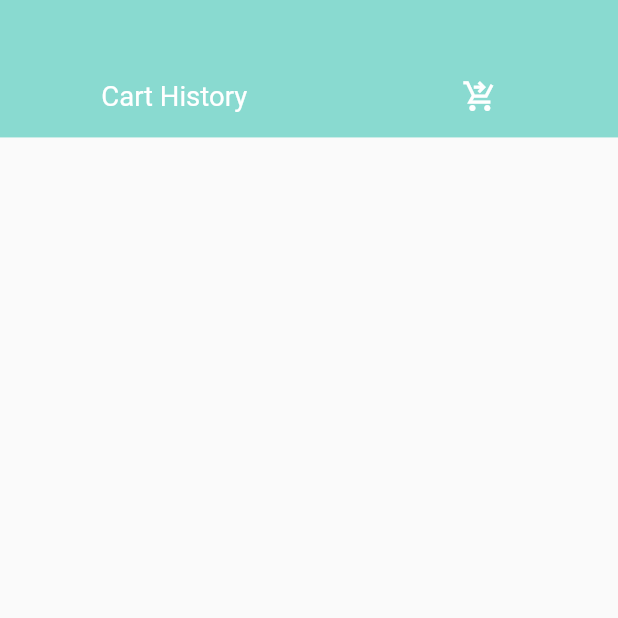
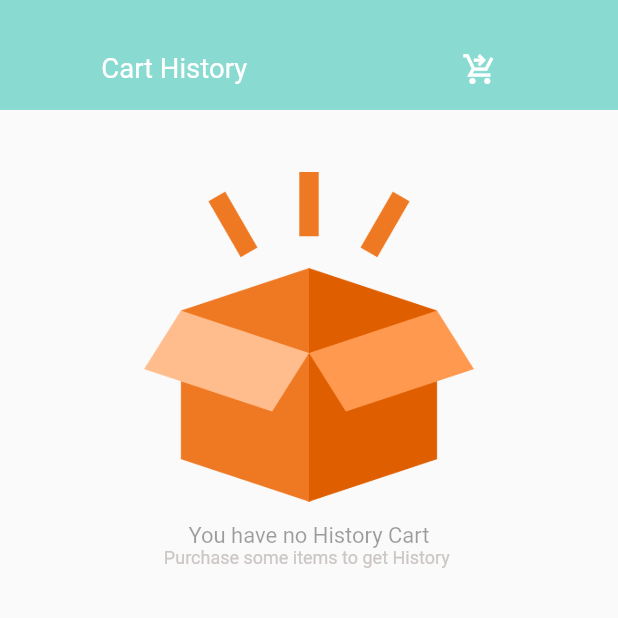
Before and after one commit to NegusNati/food_delivery_app_flutter, a Flutter app: the CartHistory screen opened directly, on a phone screen of 412 x 824 dp, the top half of it. Run offline on Flutter 3.47's test engine with Material 2 defaults, Android fonts, the phone set to English and light mode, and no system bars; our stand-ins replace dots_indicator, get, persistent_bottom_nav_bar, shared_preferences; accounts and stored records are empty; network calls fail.

Commit message:
some bugs fixed

```diff
--- a/lib/coltrollers/cart_controller.dart
+++ b/lib/coltrollers/cart_controller.dart
@@ -46,7 +46,7 @@ class CartController extends GetxController {
         _items.putIfAbsent(product.id!, () {
           //Debug reasons
           _items.forEach((key, value) {
-            print("qunatity is " + value.quantity.toString());
+            print("qunatity is ${value.quantity}");
           });
           return CartModel(
             id: product.id,
--- a/lib/coltrollers/popular_product_controller.dart
+++ b/lib/coltrollers/popular_product_controller.dart
@@ -41,6 +41,7 @@ class PopularProductController extends GetxController {
       update();
     } else {
       print("could ont get products, : from controller");
+      print("response code of " + response.statusCode.toString() );
     }
   }
 
--- a/lib/pages/cart/cart_history.dart
+++ b/lib/pages/cart/cart_history.dart
@@ -3,6 +3,7 @@ import 'dart:convert';
 import 'package:flutter/material.dart';
 import 'package:food_delivery_app/coltrollers/cart_controller.dart';
 import 'package:food_delivery_app/models/cart_model.dart';
+import 'package:food_delivery_app/pages/cart/no_cart.dart';
 import 'package:food_delivery_app/routes/route_helper.dart';
 import 'package:food_delivery_app/utills/colors.dart';
 import 'package:food_delivery_app/utills/dimensions.dart';
@@ -49,6 +50,17 @@ class CartHistory extends StatelessWidget {
     }
 
     var listCounter = 0;
+    Widget timeWidget(int index) {
+      var outputDate = DateTime.now().toString();
+      if (index < getCartHistoryList.length) {
+        DateTime parseDate = DateFormat("yyyy-mm-dd HH:mm:ss")
+            .parse(getCartHistoryList[listCounter].time!);
+        var inputDate = DateTime.parse(parseDate.toString());
+        var outputFormat = DateFormat("MM/dd/yyyy hh:mm a");
+        outputDate = outputFormat.format(inputDate);
+      }
+      return BigText(text: outputDate);
+    }
 
     return Scaffold(
       body: Column(
@@ -56,9 +68,9 @@ class CartHistory extends StatelessWidget {
           Container(
             color: AppColors.mainColor,
             width: double.maxFinite,
-            height: Dimensions.Height20 * 5,
+            height: Dimensions.Height20 * 4,
             padding: EdgeInsets.only(
-                top: Dimensions.Height20 * 2, right: Dimensions.Width5),
+                top: Dimensions.Height20, right: Dimensions.Width5),
             child: Row(
               mainAxisAlignment: MainAxisAlignment.spaceAround,
               children: [
@@ -72,7 +84,9 @@ class CartHistory extends StatelessWidget {
               ],
             ),
           ),
-          Expanded(
+          GetBuilder<CartController>(builder: (cartController) {
+            return cartController.getCartHistoryList().isNotEmpty
+                ? Expanded(
                     child: Container(
                       margin: EdgeInsets.only(
                           top: Dimensions.Height20,
@@ -87,22 +101,13 @@ class CartHistory extends StatelessWidget {
                             for (int i = 0; i < itemsPerOrder.length; i++)
                               Container(
                                 height: Dimensions.Height30 * 4,
-                        margin: EdgeInsets.only(bottom: Dimensions.Height20),
+                                margin: EdgeInsets.only(
+                                    bottom: Dimensions.Height20),
                                 child: Column(
                                   crossAxisAlignment: CrossAxisAlignment.start,
                                   children: [
                                     //imidiatly invoked functions
-                            (() {
-                              DateTime parseDate =
-                                  DateFormat("yyyy-mm-dd HH:mm:ss").parse(
-                                      getCartHistoryList[listCounter].time!);
-                              var inputDate =
-                                  DateTime.parse(parseDate.toString());
-                              var outputFormat =
-                                  DateFormat("MM/dd/yyyy hh:mm a");
-                              var outputDate = outputFormat.format(inputDate);
-                              return BigText(text: outputDate);
-                            }()),
+                                   timeWidget(listCounter),
                                     SizedBox(
                                       height: Dimensions.Height5,
                                     ),
@@ -114,26 +119,29 @@ class CartHistory extends StatelessWidget {
                                           Wrap(
                                             spacing: 5,
                                             direction: Axis.horizontal,
-                                    children: List.generate(itemsPerOrder[i],
-                                        (index) {
+                                            children: List.generate(
+                                                itemsPerOrder[i], (index) {
                                               if (listCounter <
                                                   getCartHistoryList.length) {
                                                 listCounter++;
                                               }
                                               return index <= 2
                                                   ? Container(
-                                              height: Dimensions.Height20 * 4,
-                                              width: Dimensions.Width20 * 4,
+                                                      height:
+                                                          Dimensions.Height20 *
+                                                              4,
+                                                      width:
+                                                          Dimensions.Width20 *
+                                                              4,
                                                       decoration: BoxDecoration(
-                                                borderRadius:
-                                                    BorderRadius.circular(
-                                                        Dimensions
+                                                        borderRadius: BorderRadius
+                                                            .circular(Dimensions
                                                                     .radiusSize20 /
                                                                 2),
                                                         image: DecorationImage(
                                                           fit: BoxFit.cover,
-                                                  image: NetworkImage(
-                                                      AppConstants.BASE_URL +
+                                                          image: NetworkImage(AppConstants
+                                                                  .BASE_URL +
                                                               AppConstants
                                                                   .UPLOAD_URL +
                                                               getCartHistoryList[
@@ -150,30 +158,39 @@ class CartHistory extends StatelessWidget {
                                             height: Dimensions.Height20 * 4,
                                             child: Column(
                                                 mainAxisAlignment:
-                                            MainAxisAlignment.spaceEvenly,
+                                                    MainAxisAlignment
+                                                        .spaceEvenly,
                                                 crossAxisAlignment:
                                                     CrossAxisAlignment.start,
                                                 children: [
                                                   SmallText(
                                                       text: "Total",
-                                              color: AppColors.titleColor),
+                                                      color:
+                                                          AppColors.titleColor),
                                                   BigText(
-                                              text: "${itemsPerOrder[i]} Items",
-                                              color: AppColors.titleColor),
+                                                      text:
+                                                          "${itemsPerOrder[i]} Items",
+                                                      color:
+                                                          AppColors.titleColor),
                                                   GestureDetector(
                                                     onTap: () {
                                                       var orderTime =
                                                           cartOrderTimeToList();
-                                              Map<int, CartModel> moreOrder =
-                                                  {};
+                                                      Map<int, CartModel>
+                                                          moreOrder = {};
                                                       for (int j = 0;
-                                                  j < getCartHistoryList.length;
+                                                          j <
+                                                              getCartHistoryList
+                                                                  .length;
                                                           j++) {
-                                                if (getCartHistoryList[j]
+                                                        if (getCartHistoryList[
+                                                                    j]
                                                                 .time ==
                                                             orderTime[i]) {
                                                           moreOrder.putIfAbsent(
-                                                    getCartHistoryList[j].id!,
+                                                            getCartHistoryList[
+                                                                    j]
+                                                                .id!,
                                                             () => CartModel.fromJson(
                                                                 jsonDecode(jsonEncode(
                                                                     getCartHistoryList[
@@ -186,23 +203,25 @@ class CartHistory extends StatelessWidget {
                                                           .setItems = moreOrder;
                                                       Get.find<CartController>()
                                                           .addToCartList();
-                                              Get.toNamed(
-                                                  RouteHelper.getCartPage());
+                                                      Get.toNamed(RouteHelper
+                                                          .getCartPage());
                                                     },
                                                     child: Container(
                                                       padding: EdgeInsets.all(
                                                           Dimensions.Width5),
                                                       decoration: BoxDecoration(
-                                                borderRadius:
-                                                    BorderRadius.circular(
-                                                        Dimensions.radiusSize5),
+                                                        borderRadius: BorderRadius
+                                                            .circular(Dimensions
+                                                                .radiusSize5),
                                                         border: Border.all(
                                                             width: 1,
-                                                    color: AppColors.mainColor),
+                                                            color: AppColors
+                                                                .mainColor),
                                                       ),
                                                       child: SmallText(
                                                           text: "One More",
-                                                  color: AppColors.mainColor),
+                                                          color: AppColors
+                                                              .mainColor),
                                                     ),
                                                   ),
                                                 ]),
@@ -215,7 +234,22 @@ class CartHistory extends StatelessWidget {
                         ),
                       ),
                     ),
+                  )
+                : Column(
+                    mainAxisAlignment: MainAxisAlignment.center,
+                    // crossAxisAlignment: CrossAxisAlignment.stretch,
+                    children: [
+                      SizedBox(
+                        height: Dimensions.Height30,
                       ),
+                      const NoCartPage(
+                        text: "You have no History Cart",
+                        imgPath: "assets/image/empty_box.png",
+                      ),
+                      SmallText(text: "Purchase some items to get History "),
+                    ],
+                  );
+          }),
         ],
       ),
     );
--- /dev/null
+++ b/lib/pages/cart/no_cart.dart
@@ -0,0 +1,39 @@
+// ignore_for_file: public_member_api_docs, sort_constructors_first
+import 'package:flutter/material.dart';
+import 'package:food_delivery_app/utills/dimensions.dart';
+
+class NoCartPage extends StatelessWidget {
+  final String text;
+  final String imgPath;
+  const NoCartPage({
+    Key? key,
+    required this.text,
+    this.imgPath = "assets/image/empty_cart.png",
+  }) : super(key: key);
+
+  @override
+  Widget build(BuildContext context) {
+    return Column(
+      children: [
+        SizedBox(
+          height: Dimensions.Height15,
+        ),
+        Image.asset(
+          imgPath,
+          height: Dimensions.Height30 * 8,
+          width: Dimensions.Width30 * 8,
+        ),
+        SizedBox(
+          height: Dimensions.Height15,
+        ),
+        Text(
+          text,
+          style: TextStyle(
+            fontSize: Dimensions.fontSize16,
+            color: Theme.of(context).disabledColor,
+          ),
+        ),
+      ],
+    );
+  }
+}
--- a/lib/utills/app_constants.dart
+++ b/lib/utills/app_constants.dart
@@ -3,6 +3,8 @@ class AppConstants {
   static const int APP_VERSION = 1;
 
   static const String BASE_URL = "http://mvs.bslmeiyu.com";
+  // http://127.0.0.1:8000/api/v1/products/popular/
+  // static const String BASE_URL = "http://127.0.0.1:8000";
   static const String POPULAR_PRODUCT_URI = "/api/v1/products/popular";
   static const String RECOMMENDED_PRODUCT_URI = "/api/v1/products/recommended";
   static const String UPLOAD_URL = "/uploads/";
```
Also changed, not shown: lib/pages/cart/cart_page.dart (+22 -17 lines), lib/pages/home/food_slider.dart (+5 -5 lines), lib/widgets/info_column.dart (+4 -4 lines), 1 other file. Lines whose indentation alone changed are shown as unchanged.
